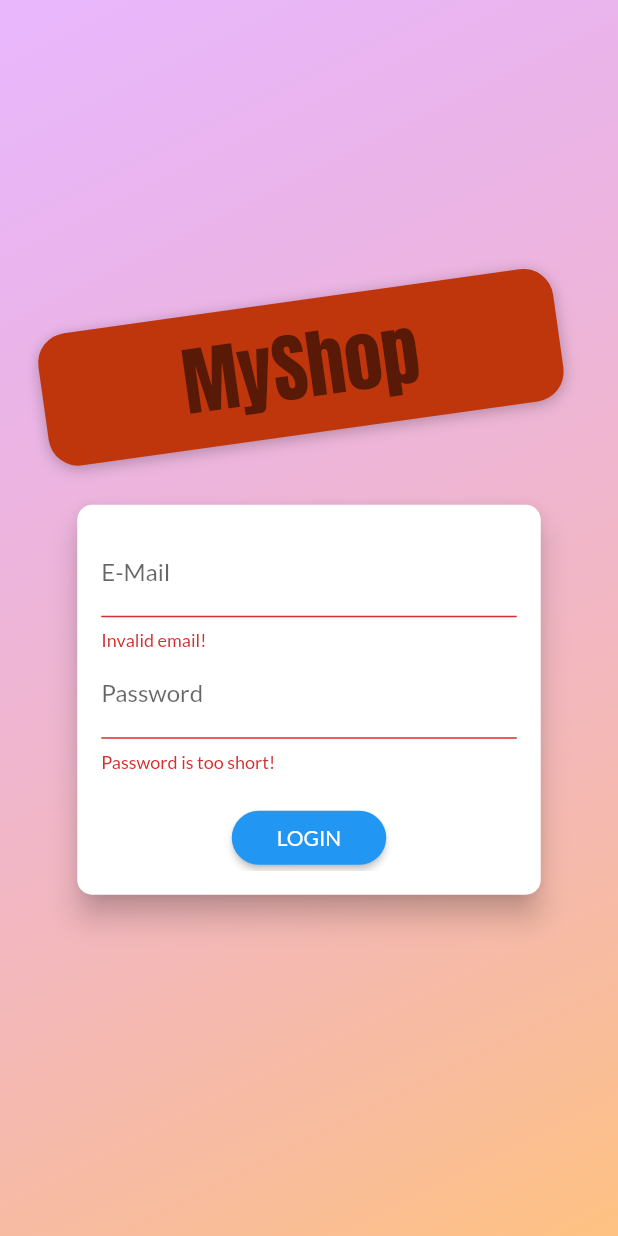
After one commit to fatih-arslan/flutter-shop-app, a Flutter app: the screen it shows after launch, after a tap on "LOGIN", on a phone screen of 412 x 824 dp. The commit adds this screen. Run offline on Flutter 3.47's test engine with Material 2 defaults, Android fonts, the phone set to English and light mode, and no system bars; our stand-ins replace shared_preferences; network calls fail.

Commit message:
add user authentication

```diff
--- a/lib/main.dart
+++ b/lib/main.dart
@@ -2,16 +2,19 @@
 
 import 'package:flutter/material.dart';
 import 'package:provider/provider.dart';
+import 'package:shop_app/screens/products_overview_screen.dart';
 
 import 'screens/cart_screen.dart';
-import 'screens/products_overview_screen.dart';
+import 'screens/splash_screen.dart';
 import 'screens/product_detail_screen.dart';
 import 'screens/orders_screen.dart';
 import 'screens/user_products_screen.dart';
 import 'screens/edit_product_screen.dart';
+import 'screens/auth_screen.dart';
 import 'providers/cart.dart';
 import 'providers/orders.dart';
 import 'providers/products.dart';
+import 'providers/auth.dart';
 
 void main() {
   runApp(const MyApp());
@@ -24,20 +27,44 @@ class MyApp extends StatelessWidget {
   Widget build(BuildContext context) {
     return MultiProvider(
       providers: [
-        ChangeNotifierProvider(create: (ctx) => Products()),
+        ChangeNotifierProvider(
+          create: (ctx) => Auth(),
+        ),
+        ChangeNotifierProxyProvider<Auth, Products>(
+            create: (ctx) => Products(null, null, []),
+            update: (ctx, auth, previousProducts) => Products(
+                auth.token == null ? null : auth.token as String,
+                auth.userId,
+                previousProducts == null ? [] : previousProducts.items)),
         ChangeNotifierProvider.value(value: Cart()),
-        ChangeNotifierProvider.value(
-          value: Orders(),
+        ChangeNotifierProxyProvider<Auth, Orders>(
+          create: (ctx) => Orders(null, null, []),
+          update: (ctx, auth, previousOrders) => Orders(auth.token, auth.userId,
+              previousOrders == null ? [] : previousOrders.orders),
         )
       ],
-      child: MaterialApp(
+      child: Consumer<Auth>(
+        builder: (context, auth, _) => MaterialApp(
             debugShowCheckedModeBanner: false,
             title: 'My Shop',
             theme: ThemeData(
-              colorScheme: ColorScheme.fromSwatch(primarySwatch: Colors.purple)
+                colorScheme:
+                    ColorScheme.fromSwatch(primarySwatch: Colors.purple)
                         .copyWith(secondary: Colors.deepOrange),
                 fontFamily: 'Lato'),
-          home: const ProductsOverviewScreen(),
+            home: auth.isAuth
+                ? const ProductsOverviewScreen()
+                : FutureBuilder(
+                    future: auth.tryAutoLogin(),
+                    builder: (
+                      ctx,
+                      authResultSnapshot,
+                    ) =>
+                        authResultSnapshot.connectionState ==
+                                ConnectionState.waiting
+                            ? const SplashScreen()
+                            : const AuthScreen(),
+                  ),
             routes: {
               ProductDetailsScreen.routeName: (context) =>
                   const ProductDetailsScreen(),
@@ -45,8 +72,10 @@ class MyApp extends StatelessWidget {
               OrdersScreen.routeName: (context) => const OrdersScreen(),
               UserProductsScreen.routeName: (context) =>
                   const UserProductsScreen(),
-            EditProductScreen.routeName: (context) => const EditProductScreen()
+              EditProductScreen.routeName: (context) =>
+                  const EditProductScreen()
             }),
+      ),
     );
   }
 }
--- /dev/null
+++ b/lib/providers/auth.dart
@@ -0,0 +1,118 @@
+import 'dart:convert';
+import 'dart:async';
+
+import 'package:flutter/material.dart';
+import 'package:http/http.dart' as http;
+import 'package:shared_preferences/shared_preferences.dart';
+
+import '../models/http_exception.dart';
+
+class Auth with ChangeNotifier {
+  String? _token;
+  DateTime? _expiryDate;
+  String? _userId;
+  Timer? _authTimer;
+
+  bool get isAuth {
+    return token != null;
+  }
+
+  String? get token {
+    if (_expiryDate != null &&
+        _expiryDate!.isAfter(DateTime.now()) &&
+        _token != null) {
+      return _token as String;
+    }
+    return null;
+  }
+
+  String? get userId {
+    return _userId;
+  }
+
+  Future<void> _authenticate(
+      String email, String password, String urlSegment) async {
+    final url = Uri.parse(
+        'https://identitytoolkit.googleapis.com/v1/accounts:$urlSegment?key=AIzaSyCcJf1b4KbcRR37EOUDW8Hu3MapAEKvp4U');
+
+    try {
+      final response = await http.post(url,
+          body: json.encode({
+            'email': email,
+            'password': password,
+            'returnSecureToken': true
+          }));
+
+      final responseData = json.decode(response.body);
+      if (responseData['error'] != null) {
+        throw HttpException(message: responseData['error']['message']);
+      }
+      _token = responseData['idToken'];
+      _userId = responseData['localId'];
+      _expiryDate = DateTime.now()
+          .add(Duration(seconds: int.parse(responseData['expiresIn'])));
+      _autoLogout();
+      notifyListeners();
+      final prefs = await SharedPreferences.getInstance();
+      final userData = json.encode({
+        'token': _token,
+        'userId': _userId,
+        'expiryDate': _expiryDate?.toIso8601String()
+      });
+      prefs.setString('userData', userData);
+    } catch (error) {
+      rethrow;
+    }
+  }
+
+  Future<void> signup(String email, String password) async {
+    //https://identitytoolkit.googleapis.com/v1/accounts:signInWithPassword?key=[API_KEY]
+    return _authenticate(email, password, 'signUp');
+  }
+
+  Future<void> login(String email, String password) async {
+    //https://identitytoolkit.googleapis.com/v1/accounts:signInWithPassword?key=[API_KEY]
+    return _authenticate(email, password, 'signInWithPassword');
+  }
+
+  Future<bool> tryAutoLogin() async {
+    final prefs = await SharedPreferences.getInstance();
+    if (!prefs.containsKey('userData')) {
+      return false;
+    }
+    final extractedUserData =
+        json.decode(prefs.getString('userData') as String);
+    final expiryDate = DateTime.parse(extractedUserData['expiryDate']);
+
+    if (expiryDate.isBefore(DateTime.now())) {
+      return false;
+    }
+    _token = extractedUserData['token'];
+    _userId = extractedUserData['userId'];
+    _expiryDate = expiryDate;
+    notifyListeners();
+    _autoLogout();
+    return true;
+  }
+
+  Future<void> logout() async {
+    _token = null;
+    _userId = null;
+    _expiryDate = null;
+    if (_authTimer != null) {
+      _authTimer?.cancel();
+      _authTimer = null;
+    }
+    notifyListeners();
+    final prefs = await SharedPreferences.getInstance();
+    prefs.clear();
+  }
+
+  void _autoLogout() {
+    if (_authTimer != null) {
+      _authTimer?.cancel();
+    }
+    final timeToExpiry = _expiryDate!.difference(DateTime.now()).inSeconds;
+    _authTimer = Timer(Duration(seconds: timeToExpiry), logout);
+  }
+}
--- /dev/null
+++ b/lib/screens/auth_screen.dart
@@ -0,0 +1,279 @@
+import 'dart:math';
+
+import 'package:flutter/material.dart';
+import 'package:provider/provider.dart';
+
+import '../providers/auth.dart';
+import '../models/http_exception.dart';
+
+enum AuthMode { signup, login }
+
+class AuthScreen extends StatelessWidget {
+  static const routeName = '/auth';
+
+  const AuthScreen({super.key});
+
+  @override
+  Widget build(BuildContext context) {
+    final deviceSize = MediaQuery.of(context).size;
+    // final transformConfig = Matrix4.rotationZ(-8 * pi / 180);
+    // transformConfig.translate(-10.0);
+    return Scaffold(
+      // resizeToAvoidBottomInset: false,
+      body: Stack(
+        children: <Widget>[
+          Container(
+            decoration: BoxDecoration(
+              gradient: LinearGradient(
+                colors: [
+                  const Color.fromRGBO(215, 117, 255, 1).withOpacity(0.5),
+                  const Color.fromRGBO(255, 188, 117, 1).withOpacity(0.9),
+                ],
+                begin: Alignment.topLeft,
+                end: Alignment.bottomRight,
+                stops: const [0, 1],
+              ),
+            ),
+          ),
+          SingleChildScrollView(
+            child: SizedBox(
+              height: deviceSize.height,
+              width: deviceSize.width,
+              child: Column(
+                mainAxisAlignment: MainAxisAlignment.center,
+                crossAxisAlignment: CrossAxisAlignment.center,
+                children: <Widget>[
+                  Flexible(
+                    child: Container(
+                      margin: const EdgeInsets.only(bottom: 20.0),
+                      padding: const EdgeInsets.symmetric(
+                          vertical: 8.0, horizontal: 94.0),
+                      transform: Matrix4.rotationZ(-8 * pi / 180)
+                        ..translate(-10.0),
+                      // ..translate(-10.0),
+                      decoration: BoxDecoration(
+                        borderRadius: BorderRadius.circular(20),
+                        color: Colors.deepOrange.shade900,
+                        boxShadow: const [
+                          BoxShadow(
+                            blurRadius: 8,
+                            color: Colors.black26,
+                            offset: Offset(0, 2),
+                          )
+                        ],
+                      ),
+                      child: Text(
+                        'MyShop',
+                        style: TextStyle(
+                          color:
+                              Theme.of(context).textTheme.headlineLarge!.color,
+                          fontSize: 50,
+                          fontFamily: 'Anton',
+                          fontWeight: FontWeight.normal,
+                        ),
+                      ),
+                    ),
+                  ),
+                  Flexible(
+                    flex: deviceSize.width > 600 ? 2 : 1,
+                    child: const AuthCard(),
+                  ),
+                ],
+              ),
+            ),
+          ),
+        ],
+      ),
+    );
+  }
+}
+
+class AuthCard extends StatefulWidget {
+  const AuthCard({super.key});
+
+  @override
+  // ignore: library_private_types_in_public_api
+  _AuthCardState createState() => _AuthCardState();
+}
+
+class _AuthCardState extends State<AuthCard> {
+  final GlobalKey<FormState> _formKey = GlobalKey();
+  AuthMode _authMode = AuthMode.login;
+  final Map<String, String> _authData = {
+    'email': '',
+    'password': '',
+  };
+  var _isLoading = false;
+  final _passwordController = TextEditingController();
+
+  _showErrorDialog(String message) {
+    showDialog(
+        context: context,
+        builder: (ctx) => AlertDialog(
+              title: const Text('An Error Occured'),
+              content: Text(message),
+              actions: [
+                TextButton(
+                    onPressed: () {
+                      Navigator.of(ctx).pop();
+                    },
+                    child: const Text('Okay'))
+              ],
+            ));
+  }
+
+  Future<void> _submit() async {
+    if (!_formKey.currentState!.validate()) {
+      // Invalid!
+      return;
+    }
+    _formKey.currentState!.save();
+    setState(() {
+      _isLoading = true;
+    });
+    try {
+      if (_authMode == AuthMode.login) {
+        // Log user in
+        await Provider.of<Auth>(context, listen: false).login(
+            _authData['email'] as String, _authData['password'] as String);
+      } else {
+        // Sign user up
+        await Provider.of<Auth>(context, listen: false).signup(
+            _authData['email'] as String, _authData['password'] as String);
+      }
+    } on HttpException catch (error) {
+      var errorMessage = 'Authentication failed';
+      if (error.toString().contains('EMAIL_EXISTS')) {
+        errorMessage = 'This email address is already in use';
+      } else if (error.toString().contains('INVALID_EMAIL')) {
+        errorMessage = 'This is not a valid email address';
+      } else if (error.toString().contains('WEAK_PASSWORD')) {
+        errorMessage = 'This password is too weak';
+      } else if (error.toString().contains('EMAIL_NOT_FOUND')) {
+        errorMessage = 'Could not find a user with that email';
+      } else if (error.toString().contains('INVALID_PASSWORD')) {
+        errorMessage = 'Invalid password';
+      }
+      _showErrorDialog(errorMessage);
+    } catch (error) {
+      const errorMessage = 'Could not authenticate you please try again later';
+      _showErrorDialog(errorMessage);
+    }
+    setState(() {
+      _isLoading = false;
+    });
+  }
+
+  void _switchAuthMode() {
+    if (_authMode == AuthMode.login) {
+      setState(() {
+        _authMode = AuthMode.signup;
+      });
+    } else {
+      setState(() {
+        _authMode = AuthMode.login;
+      });
+    }
+  }
+
+  @override
+  Widget build(BuildContext context) {
+    final deviceSize = MediaQuery.of(context).size;
+    return Card(
+      shape: RoundedRectangleBorder(
+        borderRadius: BorderRadius.circular(10.0),
+      ),
+      elevation: 8.0,
+      child: Container(
+        height: _authMode == AuthMode.signup ? 320 : 260,
+        constraints:
+            BoxConstraints(minHeight: _authMode == AuthMode.signup ? 320 : 260),
+        width: deviceSize.width * 0.75,
+        padding: const EdgeInsets.all(16.0),
+        child: Form(
+          key: _formKey,
+          child: SingleChildScrollView(
+            child: Column(
+              children: <Widget>[
+                TextFormField(
+                  decoration: const InputDecoration(labelText: 'E-Mail'),
+                  keyboardType: TextInputType.emailAddress,
+                  validator: (value) {
+                    if (value!.isEmpty || !value.contains('@')) {
+                      return 'Invalid email!';
+                    }
+                    return null;
+                  },
+                  onSaved: (value) {
+                    _authData['email'] = value as String;
+                  },
+                ),
+                TextFormField(
+                  decoration: const InputDecoration(labelText: 'Password'),
+                  obscureText: true,
+                  controller: _passwordController,
+                  validator: (value) {
+                    if (value!.isEmpty || value.length < 5) {
+                      return 'Password is too short!';
+                    }
+                    return null;
+                  },
+                  onSaved: (value) {
+                    _authData['password'] = value as String;
+                  },
+                ),
+                if (_authMode == AuthMode.signup)
+                  TextFormField(
+                    enabled: _authMode == AuthMode.signup,
+                    decoration:
+                        const InputDecoration(labelText: 'Confirm Password'),
+                    obscureText: true,
+                    validator: _authMode == AuthMode.signup
+                        ? (value) {
+                            if (value != _passwordController.text) {
+                              return 'Passwords do not match!';
+                            }
+                            return null;
+                          }
+                        : null,
+                  ),
+                const SizedBox(
+                  height: 20,
+                ),
+                if (_isLoading)
+                  const CircularProgressIndicator()
+                else
+                  ElevatedButton(
+                    onPressed: _submit,
+                    style: ElevatedButton.styleFrom(
+                      shape: RoundedRectangleBorder(
+                        borderRadius: BorderRadius.circular(30),
+                      ),
+                      backgroundColor: Theme.of(context).primaryColor,
+                      padding: const EdgeInsets.symmetric(
+                          horizontal: 30.0, vertical: 8.0),
+                      textStyle: Theme.of(context).primaryTextTheme.labelLarge!,
+                    ),
+                    child:
+                        Text(_authMode == AuthMode.login ? 'LOGIN' : 'SIGN UP'),
+                  ),
+                TextButton(
+                  onPressed: _switchAuthMode,
+                  style: TextButton.styleFrom(
+                    padding: const EdgeInsets.symmetric(
+                        horizontal: 30.0, vertical: 4),
+                    tapTargetSize: MaterialTapTargetSize.shrinkWrap,
+                    textStyle: TextStyle(color: Theme.of(context).primaryColor),
+                  ),
+                  child: Text(
+                    '${_authMode == AuthMode.login ? 'SIGNUP' : 'LOGIN'} INSTEAD',
+                  ),
+                ),
+              ],
+            ),
+          ),
+        ),
+      ),
+    );
+  }
+}
--- a/lib/screens/edit_product_screen.dart
+++ b/lib/screens/edit_product_screen.dart
@@ -122,6 +122,7 @@ class _EditProductScreenState extends State<EditProductScreen> {
     setState(() {
       _isLoading = false;
     });
+    // ignore: use_build_context_synchronously
     Navigator.of(context).pop();
   }
 
--- /dev/null
+++ b/lib/screens/splash_screen.dart
@@ -0,0 +1,14 @@
+import 'package:flutter/material.dart';
+
+class SplashScreen extends StatelessWidget {
+  const SplashScreen({super.key});
+
+  @override
+  Widget build(BuildContext context) {
+    return const Scaffold(
+      body: Center(
+        child: Text('Loading...'),
+      ),
+    );
+  }
+}
--- a/pubspec.yaml
+++ b/pubspec.yaml
@@ -37,6 +37,7 @@ dependencies:
   provider: ^6.0.5
   intl: ^0.18.0
   http: ^0.13.5
+  shared_preferences: ^2.0.20
 
 dev_dependencies:
   flutter_test:
```
Also changed, not shown: lib/providers/orders.dart (+8 -6 lines), lib/providers/product.dart (+5 -6 lines), lib/providers/products.dart (+27 -15 lines), lib/screens/user_products_screen.dart (+13 -4 lines), lib/widgets/app_drawer.dart (+12 -0 lines), lib/widgets/product_item.dart (+5 -2 lines), pubspec.lock, 1 other file. Lines whose indentation alone changed are shown as unchanged.
